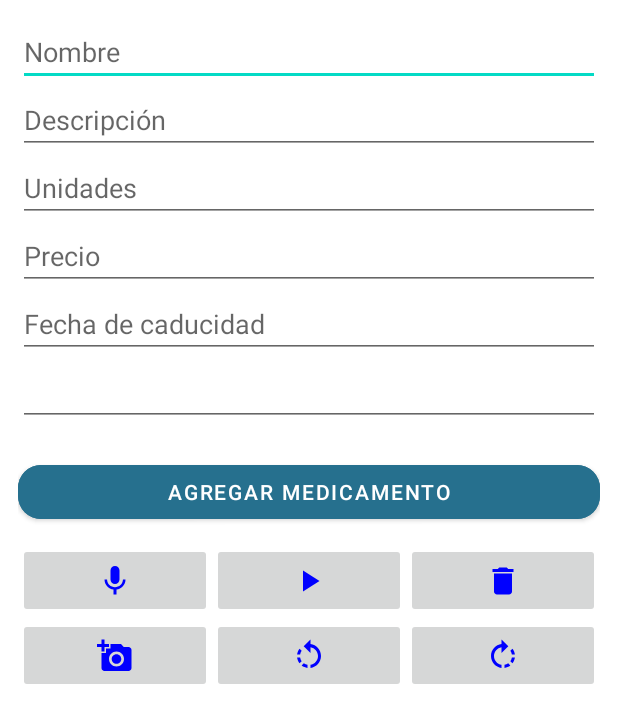
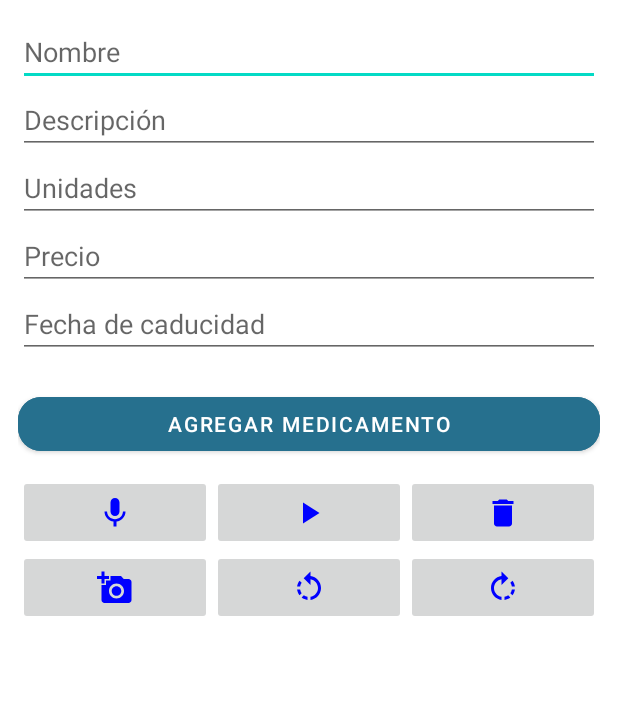
Before and after one commit to joseAlex27/proyecto, an Android app: the fragment AddMedicamentoFragment shown on its own in the app's theme, on a phone screen of 412 x 824 dp. Shown: the top 723 px of the screen. Run offline under Robolectric (Android 15) with nearby library versions, the phone set to English and light mode, and no system bars; our stand-ins replace Firebase (no records; nobody signed in at launch, a user with empty details on screens opened directly).

Commit message:
Se añade date picker para las fechas de caducidad de los medicamentos

```diff
--- a/app/src/main/java/com/proyecto/Principal.kt
+++ b/app/src/main/java/com/proyecto/Principal.kt
@@ -26,6 +26,7 @@ class Principal : AppCompatActivity() {
 
         binding = ActivityPrincipalBinding.inflate(layoutInflater)
         setContentView(binding.root)
+
 
         setSupportActionBar(binding.appBarPrincipal.toolbar)
 
--- a/app/src/main/res/layout/fragment_add_medicamento.xml
+++ b/app/src/main/res/layout/fragment_add_medicamento.xml
@@ -43,7 +43,7 @@
             android:layout_height="wrap_content"
             android:ems="10"
             android:hint="@string/msg_precio"
-            android:inputType="textPersonName" />
+            android:inputType="numberDecimal" />
 
         <EditText
             android:id="@+id/etFechaCadu"
@@ -51,14 +51,10 @@
             android:layout_height="wrap_content"
             android:ems="10"
             android:hint="@string/msg_caducidad"
-            android:inputType="textPersonName" />
-
-        <EditText
-            android:id="@+id/editTextDate"
-            android:layout_width="match_parent"
-            android:layout_height="wrap_content"
-            android:ems="10"
-            android:inputType="date" />
+            android:inputType="textPersonName"
+            android:clickable="false"
+            android:focusable="false"
+            />
 
         <Button
             android:id="@+id/btAgregar"
```
Also changed, not shown: app/src/main/java/com/proyecto/ui/medicamento/AddMedicamentoFragment.kt (+15 -0 lines), app/src/main/java/com/proyecto/ui/medicamento/DatePickerFragment.kt (added, +29 -0 lines), app/src/main/res/layout/fragment_update_medicamento.xml (+1 -8 lines).
